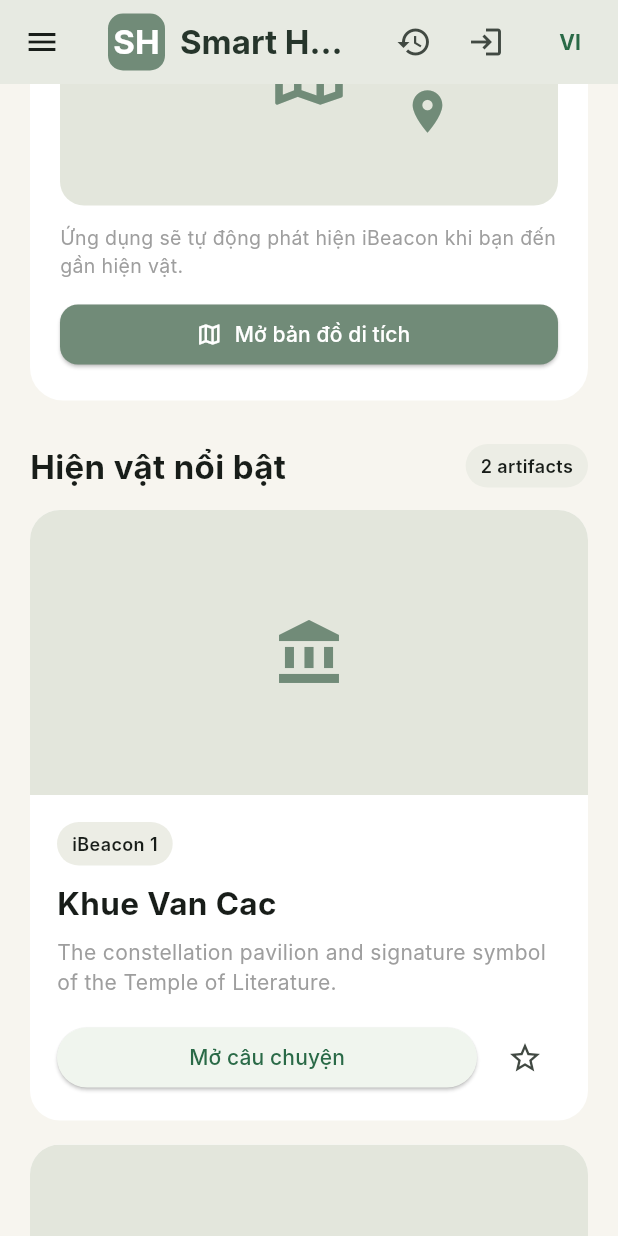
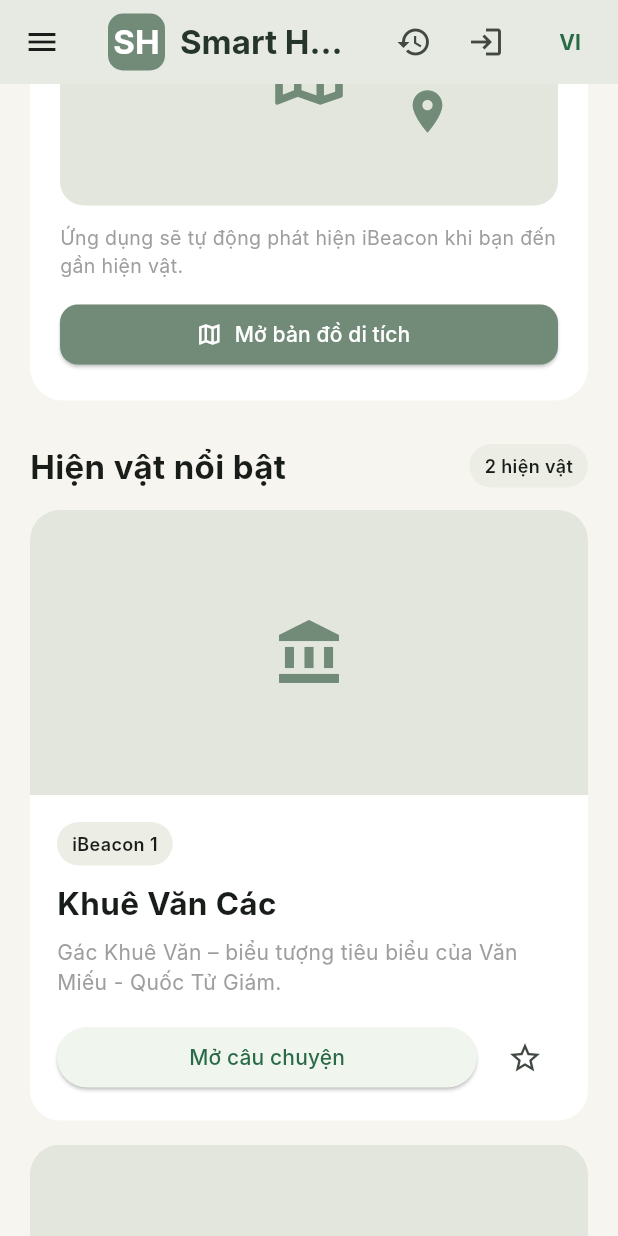
Before and after one commit to Hoifbao/XDPMHDT, a Flutter app: the screen it shows after launch, scrolled down 576 dp, on a phone screen of 412 x 824 dp. Run offline on Flutter 3.47's test engine with Material 3 defaults, Android fonts, the phone set to English and light mode, and no system bars; our stand-ins replace cached_network_image, firebase_core, firebase_messaging, flutter_blue_plus, flutter_local_notifications, flutter_map and 7 more; accounts and stored records are empty; network calls fail; Roboto replaces fonts that are missing (Inter); project files that could hold a hidden picture were left out.

Commit message:
XDPMHDT-119: Bao W8 - giao dien VI/EN, sua quyen quet iBeacon tren iOS (#116)
1. Giao diện VI/EN
- Thêm lib/core/app_strings.dart: bảng chữ vi/en + ngôn ngữ giao diện
dùng chung (AppLang).
- Trang chủ (nút VI/EN), Menu bên, Chi tiết hiện vật (4 tab dưới icon,
nút Đánh giá/Xem video, tab Thông tin, thông báo, màn video/lỗi) đổi
theo ngôn ngữ.
- Đổi ngôn ngữ ở Chi tiết hiện vật thì Trang chủ và Menu cũng đổi theo.
Nội dung hiện vật vẫn lấy từ API theo ?lang=.

2. Quyền quét iBeacon trên iOS
- iPhone luôn báo "Cần cấp quyền Bluetooth và Vị trí" dù Cài đặt đã bật:
bluetoothScan/bluetoothConnect là quyền riêng của Android,
permission_handler trên iOS luôn trả permanentlyDenied.
- BeaconService.requiredPermissions: iOS xin bluetooth +
locationWhenInUse, Android giữ nguyên.
- Lưu ý: iOS ẩn gói iBeacon khỏi CoreBluetooth, muốn thấy beacon trên
iPhone cần thêm nhánh CoreLocation (việc riêng).

Kiểm thử: flutter test 91/91, flutter analyze không có mục mới; kiểm
VI/EN trên máy ảo Pixel_7.

```diff
--- /dev/null
+++ b/Interface/lib/core/app_strings.dart
@@ -0,0 +1,142 @@
+import 'package:flutter/foundation.dart';
+
+/// Ngôn ngữ giao diện dùng chung cho Trang chủ, Menu bên và Chi tiết hiện vật (chỉ vi/en).
+///
+/// Chỉ đổi CHỮ GIAO DIỆN (tab, nút, nhãn, thông báo). Nội dung hiện vật
+/// (tiêu đề, mô tả, âm thanh) vẫn lấy từ API theo `?lang=`.
+/// Ngôn ngữ khác vi (vd `fr` của nội dung) → giao diện dùng tiếng Anh.
+class AppLang {
+  AppLang._();
+
+  /// Ngôn ngữ đang chọn ở nút VI/EN (trang chủ) hoặc nút cờ (chi tiết hiện vật).
+  static final ValueNotifier<String> current = ValueNotifier<String>('vi');
+
+  static bool get isVietnamese => current.value == 'vi';
+
+  /// Quy về ngôn ngữ giao diện có bảng chữ: `vi` giữ nguyên, còn lại → `en`.
+  static String ui(String? lang) => lang == 'vi' ? 'vi' : 'en';
+
+  static void set(String lang) => current.value = ui(lang);
+}
+
+/// Chữ giao diện theo [lang] (bỏ trống = ngôn ngữ đang chọn).
+/// Thiếu key → trả lại chính key để dễ phát hiện khi chạy thử.
+String tr(String key, [String? lang]) {
+  final entry = _strings[key];
+  if (entry == null) return key;
+  return entry[AppLang.ui(lang ?? AppLang.current.value)] ?? entry['vi'] ?? key;
+}
+
+const Map<String, Map<String, String>> _strings = {
+  // ── Dùng chung ────────────────────────────────────────────────────────────
+  'retry': {'vi': 'Thử lại', 'en': 'Retry'},
+  'artifact': {'vi': 'Hiện vật', 'en': 'Artifact'},
+  'login': {'vi': 'Đăng nhập', 'en': 'Log in'},
+  'register': {'vi': 'Đăng ký', 'en': 'Sign up'},
+  'profile': {'vi': 'Hồ sơ cá nhân', 'en': 'My profile'},
+  'heritageMap': {'vi': 'Bản đồ di tích', 'en': 'Heritage map'},
+  'visitHistory': {'vi': 'Lịch sử tham quan', 'en': 'Visit history'},
+
+  // ── Menu bên ──────────────────────────────────────────────────────────────
+  'guest': {'vi': 'Khách tham quan', 'en': 'Guest visitor'},
+  'hello': {'vi': 'Xin chào, {name}', 'en': 'Hello, {name}'},
+  'home': {'vi': 'Trang chủ', 'en': 'Home'},
+  'favorites': {'vi': 'Hiện vật yêu thích', 'en': 'Favorite artifacts'},
+  'myFeedbacks': {'vi': 'Đánh giá của tôi', 'en': 'My reviews'},
+  'logout': {'vi': 'Đăng xuất', 'en': 'Log out'},
+
+  // ── Trang chủ ─────────────────────────────────────────────────────────────
+  'recentOffline': {'vi': 'Hiện vật đã xem — đọc offline', 'en': 'Viewed artifacts — read offline'},
+  'heroTitle': {'vi': 'Lịch sử trong tầm tay.', 'en': 'History at your fingertips.'},
+  'heroSubtitle': {
+    'vi': 'Trải nghiệm du lịch văn hóa ứng dụng iBeacon, biến mỗi hiện vật thành một câu chuyện tương tác.',
+    'en': 'A cultural tourism experience powered by iBeacon, turning every artifact into an interactive story.',
+  },
+  'exploreHeritage': {'vi': 'Khám phá di sản', 'en': 'Explore heritage'},
+  'simulateBeacon': {'vi': 'Mô phỏng beacon', 'en': 'Simulate beacon'},
+  'mapEyebrow': {'vi': 'BẢN ĐỒ DI SẢN', 'en': 'HERITAGE MAP'},
+  'mapTitle': {'vi': 'Các di tích trong hệ thống', 'en': 'Heritage sites in the system'},
+  'mapHint': {
+    'vi': 'Ứng dụng sẽ tự động phát hiện iBeacon khi bạn đến gần hiện vật.',
+    'en': 'The app automatically detects iBeacons when you get close to an artifact.',
+  },
+  'openMap': {'vi': 'Mở bản đồ di tích', 'en': 'Open heritage map'},
+  'featuredArtifacts': {'vi': 'Hiện vật nổi bật', 'en': 'Featured artifacts'},
+  'artifactCount': {'vi': '{n} hiện vật', 'en': '{n} artifacts'},
+  'openStory': {'vi': 'Mở câu chuyện', 'en': 'Open story'},
+  'journeyTitle': {'vi': 'Hành trình của bạn', 'en': 'Your journey'},
+  'journeyHint': {
+    'vi': 'Các hiện vật bạn đã ghé thăm được lưu lại, kể cả khi mất mạng.',
+    'en': 'Artifacts you have visited are saved, even when offline.',
+  },
+  'viewVisitHistory': {'vi': 'Xem lịch sử tham quan', 'en': 'View visit history'},
+  'beaconEyebrow': {'vi': 'QUÉT IBEACON', 'en': 'IBEACON SCAN'},
+  'beaconHint': {
+    'vi': 'Bật Bluetooth và đi lại gần hiện vật, ứng dụng sẽ tự hiện nội dung.',
+    'en': 'Turn on Bluetooth and walk close to an artifact; the app will show its content automatically.',
+  },
+  'beaconDemoButton': {'vi': 'Phát hiện hiện vật gần bạn (demo) →', 'en': 'Detect a nearby artifact (demo) →'},
+  'scanRealBeacon': {'vi': 'Quét iBeacon thật', 'en': 'Scan real iBeacons'},
+  'beaconFound': {'vi': 'Beacon được phát hiện', 'en': 'Beacon detected'},
+  'beaconFoundBody': {
+    'vi': 'Đã phát hiện iBeacon gần bạn.\n\nHiện vật: {name}\nKhoảng cách: khoảng 2m',
+    'en': 'An iBeacon was detected near you.\n\nArtifact: {name}\nDistance: about 2 m',
+  },
+  'viewArtifact': {'vi': 'Xem hiện vật', 'en': 'View artifact'},
+
+  // ── Chi tiết hiện vật ─────────────────────────────────────────────────────
+  'artifactDetail': {'vi': 'Chi tiết hiện vật', 'en': 'Artifact details'},
+  'tabDescription': {'vi': 'Mô tả', 'en': 'Description'},
+  'tabImages': {'vi': 'Hình ảnh', 'en': 'Images'},
+  'tabAudio': {'vi': 'Âm thanh', 'en': 'Audio'},
+  'tabInfo': {'vi': 'Thông tin', 'en': 'Info'},
+  'reloadArtifact': {'vi': 'Tải lại hiện vật', 'en': 'Reload artifact'},
+  'favorite': {'vi': 'Yêu thích', 'en': 'Favorite'},
+  'loginToFavorite': {'vi': 'Đăng nhập để lưu hiện vật yêu thích', 'en': 'Log in to save favorite artifacts'},
+  'offlineNoCache': {
+    'vi': 'Không có kết nối mạng và chưa có bản đã tải.\nVui lòng kết nối internet rồi thử lại.',
+    'en': 'No network connection and no downloaded copy.\nPlease connect to the internet and try again.',
+  },
+  'loadArtifactFailed': {'vi': 'Không tải được hiện vật.\n{error}', 'en': 'Could not load the artifact.\n{error}'},
+  'offlineBanner': {
+    'vi': 'Đang xem nội dung đã tải – có thể thiếu cập nhật mới nhất.',
+    'en': 'Viewing downloaded content – latest updates may be missing.',
+  },
+  'fallbackVi': {
+    'vi': 'Chưa có bản dịch, đang hiển thị tiếng Việt',
+    'en': 'No translation yet, showing Vietnamese',
+  },
+  'fallbackOther': {
+    'vi': 'Chưa lưu bản dịch này, đang hiển thị nội dung {lang}',
+    'en': 'This translation is not saved, showing {lang} content',
+  },
+  'rate': {'vi': 'Đánh giá', 'en': 'Rate'},
+  'watchVideo': {'vi': 'Xem video', 'en': 'Watch video'},
+  'noDescription': {'vi': 'Chưa có nội dung mô tả.', 'en': 'No description yet.'},
+  'transcript': {'vi': 'Phụ đề thuyết minh', 'en': 'Narration transcript'},
+  'noImages': {'vi': 'Chưa có hình ảnh cho hiện vật này.', 'en': 'No images for this artifact yet.'},
+  'tapToZoom': {'vi': 'Bấm vào ảnh để phóng to  •  {i}/{n}', 'en': 'Tap an image to zoom  •  {i}/{n}'},
+  'noAudio': {'vi': 'Chưa có file âm thanh cho ngôn ngữ này.', 'en': 'No audio file for this language yet.'},
+  'audioFailed': {
+    'vi': 'Không tải được file âm thanh. Kiểm tra đường link hoặc kết nối mạng.',
+    'en': 'Could not load the audio file. Check the link or your network connection.',
+  },
+  'audioGuide': {'vi': 'Thuyết minh âm thanh', 'en': 'Audio guide'},
+  'videoGuide': {'vi': 'Video thuyết minh', 'en': 'Video guide'},
+  'videoFailed': {
+    'vi': 'Không tải được video.\nKiểm tra đường link hoặc kết nối mạng.',
+    'en': 'Could not load the video.\nCheck the link or your network connection.',
+  },
+  'exitFullscreen': {'vi': 'Thoát toàn màn hình', 'en': 'Exit full screen'},
+  'fullscreen': {'vi': 'Toàn màn hình', 'en': 'Full screen'},
+  'artifactInfo': {'vi': 'Thông tin hiện vật', 'en': 'Artifact information'},
+  'artifactCode': {'vi': 'Mã hiện vật', 'en': 'Artifact code'},
+  'period': {'vi': 'Niên đại', 'en': 'Period'},
+  'material': {'vi': 'Chất liệu', 'en': 'Material'},
+  'dimensions': {'vi': 'Kích thước', 'en': 'Dimensions'},
+  'status': {'vi': 'Trạng thái', 'en': 'Status'},
+  'onDisplay': {'vi': 'Đang trưng bày', 'en': 'On display'},
+  'hidden': {'vi': 'Tạm ẩn', 'en': 'Temporarily hidden'},
+  'location': {'vi': 'Vị trí', 'en': 'Location'},
+  'site': {'vi': 'Di tích', 'en': 'Heritage site'},
+};
--- a/Interface/lib/main.dart
+++ b/Interface/lib/main.dart
@@ -15,6 +15,7 @@ import 'features/heritage_sites/map_screen.dart'; // Ân W5
 import 'screens/artifact_detail_screen.dart';
 import 'screens/recent_artifacts_screen.dart';
 import 'core/media_lifecycle.dart';
+import 'core/app_strings.dart';
 import 'shared/app_sidebar.dart';
 import 'features/visit_history/visit_history_screen.dart';
 
@@ -73,7 +74,25 @@ class HomePage extends StatefulWidget {
 }
 
 class _HomePageState extends State<HomePage> {
-  bool isVietnamese = true;
+  /// Ngôn ngữ giao diện dùng chung (core/app_strings.dart): nút VI/EN ở đây và nút cờ ở
+  /// màn Chi tiết hiện vật cùng đổi một biến, menu bên cũng đổi theo.
+  bool get isVietnamese => AppLang.isVietnamese;
+
+  void _onLangChanged() {
+    if (mounted) setState(() {});
+  }
+
+  @override
+  void initState() {
+    super.initState();
+    AppLang.current.addListener(_onLangChanged);
+  }
+
+  @override
+  void dispose() {
+    AppLang.current.removeListener(_onLangChanged);
+    super.dispose();
+  }
 
   final List<Map<String, dynamic>> artifacts = [
     {
@@ -86,6 +105,7 @@ class _HomePageState extends State<HomePage> {
       'beacon': 'iBeacon 1',
       'description':
           'The constellation pavilion and signature symbol of the Temple of Literature.',
+      'descriptionVi': 'Gác Khuê Văn – biểu tượng tiêu biểu của Văn Miếu - Quốc Tử Giám.',
       // Bỏ link Unsplash gõ cứng (bị 404) -> card hiện khung thay thế
       'image': '',
     },
@@ -97,6 +117,7 @@ class _HomePageState extends State<HomePage> {
       'beacon': 'iBeacon 2',
       'description':
           'Stone stelae recording royal examinations and doctoral laureates.',
+      'descriptionVi': 'Những tấm bia đá ghi danh các vị đỗ tiến sĩ qua các khoa thi.',
       // Bỏ link Unsplash gõ cứng (bị 404) -> card hiện khung thay thế
       'image': '',
     },
@@ -126,20 +147,18 @@ class _HomePageState extends State<HomePage> {
     showDialog(
       context: context,
       builder: (_) => AlertDialog(
-        title: const Text('Beacon được phát hiện'),
-        content: const Column(
+        title: Text(tr('beaconFound')),
+        content: Column(
           mainAxisSize: MainAxisSize.min,
           children: [
-            Icon(
+            const Icon(
               Icons.bluetooth_searching,
               size: 60,
               color: Color(0xFF718B78),
             ),
-            SizedBox(height: 16),
+            const SizedBox(height: 16),
             Text(
-              'Đã phát hiện iBeacon gần bạn.\n\n'
-              'Hiện vật: Khue Van Cac\n'
-              'Khoảng cách: khoảng 2m',
+              tr('beaconFoundBody').replaceAll('{name}', _artifactName(artifacts.first)),
               textAlign: TextAlign.center,
             ),
           ],
@@ -151,7 +170,7 @@ class _HomePageState extends State<HomePage> {
               Navigator.pop(context);
               openArtifact(artifacts.first, source: 'BEACON');
             },
-            child: const Text('Xem hiện vật'),
+            child: Text(tr('viewArtifact')),
           ),
         ],
       ),
@@ -201,7 +220,7 @@ class _HomePageState extends State<HomePage> {
         ),
         actions: [
           IconButton(
-            tooltip: 'Hiện vật đã xem — đọc offline',
+            tooltip: tr('recentOffline'),
             icon: const Icon(Icons.history),
             onPressed: () => Navigator.push(context, MaterialPageRoute(builder: (_) => const RecentArtifactsScreen())),
           ),
@@ -209,7 +228,7 @@ class _HomePageState extends State<HomePage> {
           ValueListenableBuilder<AuthUser?>(
             valueListenable: AuthService.currentUser,
             builder: (context, user, _) => IconButton(
-              tooltip: user == null ? 'Đăng nhập' : 'Hồ sơ cá nhân',
+              tooltip: user == null ? tr('login') : tr('profile'),
               icon: Icon(user == null ? Icons.login : Icons.account_circle),
               onPressed: () => Navigator.push(
                 context,
@@ -221,9 +240,8 @@ class _HomePageState extends State<HomePage> {
           ),
           TextButton(
             onPressed: () {
-              setState(() {
-                isVietnamese = !isVietnamese;
-              });
+              // Listener _onLangChanged tự vẽ lại trang chủ
+              AppLang.set(isVietnamese ? 'en' : 'vi');
             },
             child: Text(
               isVietnamese ? 'VI' : 'EN',
@@ -273,8 +291,8 @@ class _HomePageState extends State<HomePage> {
             ),
           ),
           const SizedBox(height: 10),
-          const Text(
-            'Lịch sử trong tầm tay.',
+          Text(
+            tr('heroTitle'),
             style: TextStyle(
               fontSize: 32,
               fontWeight: FontWeight.bold,
@@ -282,9 +300,8 @@ class _HomePageState extends State<HomePage> {
             ),
           ),
           const SizedBox(height: 12),
-          const Text(
-            'Trải nghiệm du lịch văn hóa ứng dụng iBeacon, '
-            'biến mỗi hiện vật thành một câu chuyện tương tác.',
+          Text(
+            tr('heroSubtitle'),
             style: TextStyle(
               fontSize: 16,
               height: 1.5,
@@ -299,7 +316,7 @@ class _HomePageState extends State<HomePage> {
                 child: ElevatedButton(
                   onPressed: () => Navigator.push(
                       context, MaterialPageRoute(builder: (_) => const MapScreen())),
-                  child: const Text('Khám phá di sản'),
+                  child: Text(tr('exploreHeritage')),
                 ),
               ),
               if (kDemoMode) ...[
@@ -307,7 +324,7 @@ class _HomePageState extends State<HomePage> {
                 Expanded(
                   child: OutlinedButton(
                     onPressed: beaconDemo,
-                    child: const Text('Mô phỏng beacon'),
+                    child: Text(tr('simulateBeacon')),
                   ),
                 ),
               ],
@@ -333,22 +350,22 @@ class _HomePageState extends State<HomePage> {
             mainAxisAlignment: MainAxisAlignment.spaceBetween,
             children: [
               // Expanded: tiêu đề co lại theo bề ngang, không tràn khi màn hình hẹp
-              const Expanded(
+              Expanded(
                 child: Column(
                   crossAxisAlignment: CrossAxisAlignment.start,
                   children: [
                     Text(
-                      'BẢN ĐỒ DI SẢN',
-                      style: TextStyle(
+                      tr('mapEyebrow'),
+                      style: const TextStyle(
                         fontSize: 11,
                         letterSpacing: 1.5,
                         color: Color(0xFF718B78),
                       ),
                     ),
-                    SizedBox(height: 4),
+                    const SizedBox(height: 4),
                     Text(
-                      'Các di tích trong hệ thống',
-                      style: TextStyle(
+                      tr('mapTitle'),
+                      style: const TextStyle(
                         fontSize: 20,
                         fontWeight: FontWeight.bold,
                       ),
@@ -390,9 +407,9 @@ class _HomePageState extends State<HomePage> {
             ),
           ),
           const SizedBox(height: 12),
-          const Text(
-            'Ứng dụng sẽ tự động phát hiện iBeacon khi bạn đến gần hiện vật.',
-            style: TextStyle(fontSize: 13, color: Colors.grey),
+          Text(
+            tr('mapHint'),
+            style: const TextStyle(fontSize: 13, color: Colors.grey),
           ),
           const SizedBox(height: 12),
           // Ân W5: mở bản đồ di tích tương tác
@@ -402,7 +419,7 @@ class _HomePageState extends State<HomePage> {
               onPressed: () => Navigator.push(context,
                   MaterialPageRoute(builder: (_) => const MapScreen())),
               icon: const Icon(Icons.map_outlined),
-              label: const Text('Mở bản đồ di tích'),
+              label: Text(tr('openMap')),
               style: ElevatedButton.styleFrom(
                 backgroundColor: const Color(0xFF718B78),
                 foregroundColor: Colors.white,
@@ -431,14 +448,14 @@ class _HomePageState extends State<HomePage> {
         Row(
           mainAxisAlignment: MainAxisAlignment.spaceBetween,
           children: [
-            const Text(
-              'Hiện vật nổi bật',
-              style: TextStyle(
+            Text(
+              tr('featuredArtifacts'),
+              style: const TextStyle(
                 fontSize: 22,
                 fontWeight: FontWeight.bold,
               ),
             ),
-            _pill('${artifacts.length} artifacts'),
+            _pill(tr('artifactCount').replaceAll('{n}', '${artifacts.length}')),
           ],
         ),
         const SizedBox(height: 14),
@@ -467,7 +484,7 @@ class _HomePageState extends State<HomePage> {
                 _pill(artifact['beacon']),
                 const SizedBox(height: 10),
                 Text(
-                  artifact['name'],
+                  _artifactName(artifact),
                   style: const TextStyle(
                     fontSize: 21,
                     fontWeight: FontWeight.bold,
@@ -475,7 +492,7 @@ class _HomePageState extends State<HomePage> {
                 ),
                 const SizedBox(height: 8),
                 Text(
-                  artifact['description'],
+                  (isVietnamese ? artifact['descriptionVi'] : artifact['description'])?.toString() ?? '',
                   style: const TextStyle(
                     color: Colors.grey,
                     height: 1.4,
@@ -487,7 +504,7 @@ class _HomePageState extends State<HomePage> {
                     Expanded(
                       child: ElevatedButton(
                         onPressed: () => openArtifact(artifact),
-                        child: const Text('Mở câu chuyện'),
+                        child: Text(tr('openStory')),
                       ),
                     ),
                     const SizedBox(width: 8),
@@ -516,17 +533,17 @@ class _HomePageState extends State<HomePage> {
       child: Column(
         crossAxisAlignment: CrossAxisAlignment.start,
         children: [
-          const Text(
-            'Hành trình của bạn',
-            style: TextStyle(
+          Text(
+            tr('journeyTitle'),
+            style: const TextStyle(
               fontSize: 20,
               fontWeight: FontWeight.bold,
             ),
           ),
           const SizedBox(height: 6),
-          const Text(
-            'Các hiện vật bạn đã ghé thăm được lưu lại, kể cả khi mất mạng.',
-            style: TextStyle(color: Colors.grey),
+          Text(
+            tr('journeyHint'),
+            style: const TextStyle(color: Colors.grey),
           ),
           const SizedBox(height: 12),
           SizedBox(
@@ -537,7 +554,7 @@ class _HomePageState extends State<HomePage> {
                 MaterialPageRoute(builder: (_) => const VisitHistoryScreen()),
               ),
               icon: const Icon(Icons.timeline),
-              label: const Text('Xem lịch sử tham quan'),
+              label: Text(tr('viewVisitHistory')),
             ),
           ),
         ],
@@ -555,9 +572,9 @@ class _HomePageState extends State<HomePage> {
       child: Column(
         crossAxisAlignment: CrossAxisAlignment.start,
         children: [
-          const Text(
-            'QUÉT IBEACON',
-            style: TextStyle(
+          Text(
+            tr('beaconEyebrow'),
+            style: const TextStyle(
               fontSize: 11,
               letterSpacing: 1.5,
               color: Color(0xFF718B78),
@@ -573,9 +590,9 @@ class _HomePageState extends State<HomePage> {
           ),
           const SizedBox(height: 16),
           // Bảo W7: bỏ khung "Tín hiệu BLE đang hoạt động / UUID: SMART-HERITAGE-DEMO" gõ cứng
-          const Text(
-            'Bật Bluetooth và đi lại gần hiện vật, ứng dụng sẽ tự hiện nội dung.',
-            style: TextStyle(color: Color(0xFF69716B)),
+          Text(
+            tr('beaconHint'),
+            style: const TextStyle(color: Color(0xFF69716B)),
           ),
           const SizedBox(height: 14),
           if (kDemoMode) ...[
@@ -583,9 +600,7 @@ class _HomePageState extends State<HomePage> {
               width: double.infinity,
               child: OutlinedButton(
                 onPressed: beaconDemo,
-                child: const Text(
-                  'Phát hiện hiện vật gần bạn (demo) →',
-                ),
+                child: Text(tr('beaconDemoButton')),
               ),
             ),
             const SizedBox(height: 10),
@@ -602,13 +617,17 @@ class _HomePageState extends State<HomePage> {
                 ),
               ),
               icon: const Icon(Icons.bluetooth_searching),
-              label: const Text('Quét iBeacon thật'),
+              label: Text(tr('scanRealBeacon')),
             ),
           ),
         ],
       ),
     );
   }
+
+  /// Tên hiện vật mẫu theo ngôn ngữ đang chọn (vi: historyName có dấu, en: name)
+  String _artifactName(Map<String, dynamic> artifact) =>
+      ((isVietnamese ? artifact['historyName'] : null) ?? artifact['name']).toString();
 
   /// Ảnh hiện vật: link rỗng hoặc tải lỗi (404, mất mạng) thì hiện khung thay thế, không báo lỗi
   Widget _artifactImage(String url) {
```
Also changed, not shown: Interface/lib/features/beacon/beacon_service.dart (+17 -5 lines), Interface/lib/screens/artifact_detail_screen.dart (+95 -70 lines), Interface/lib/shared/app_sidebar.dart (+16 -13 lines), 2 other files.
